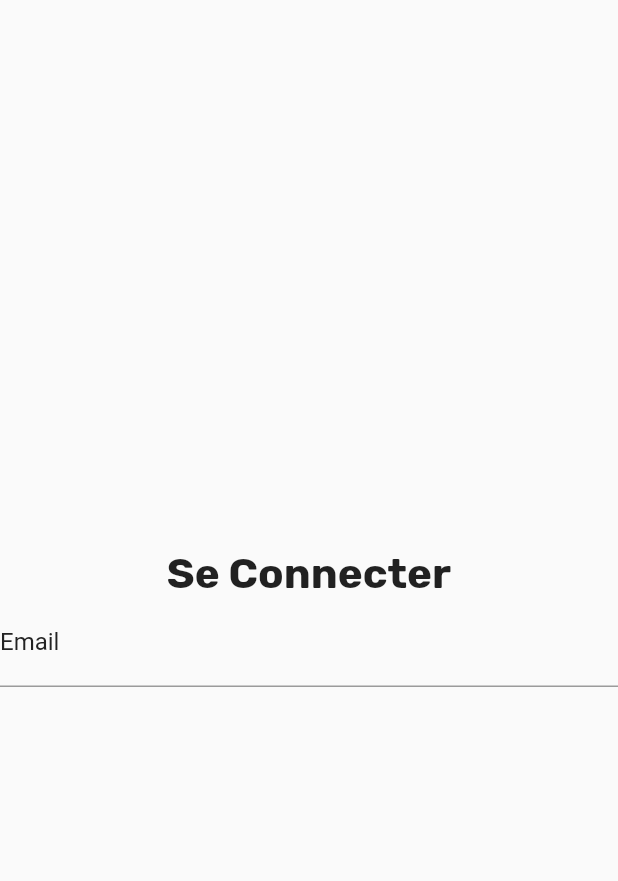
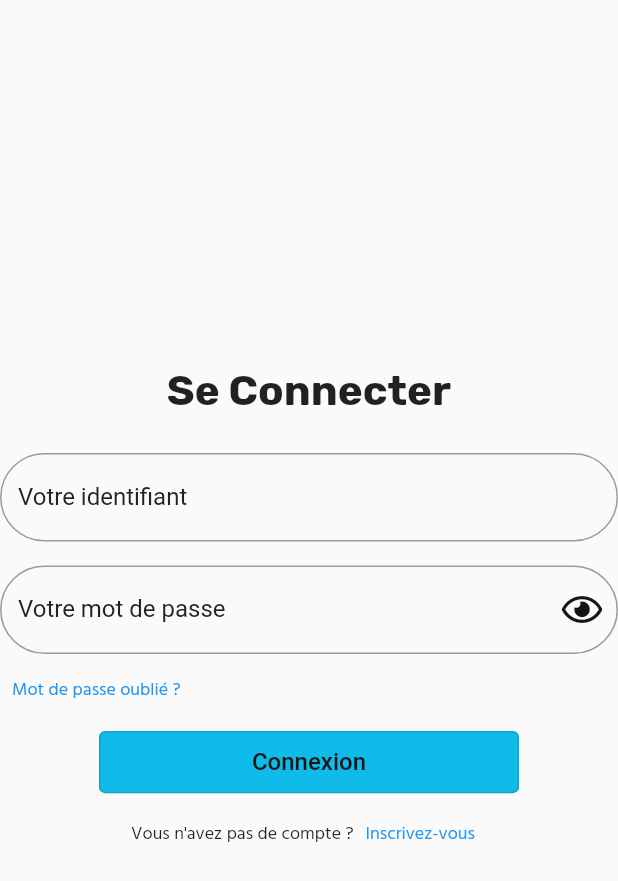
Before and after one commit to Leo-Teixeira/exeo, a Flutter app: the screen it shows after launch, on a phone screen of 412 x 824 dp. Shown: the top 881 px of the screen. Run offline on Flutter 3.47's test engine with Material 2 defaults, Android fonts, the phone set to English and light mode, and no system bars; our stand-ins replace flutter_riverpod, fluttericon; Roboto replaces fonts that are missing (HindMaduraiMedium).

Commit message:
design page connection

```diff
--- a/lib/screens/login.dart
+++ b/lib/screens/login.dart
@@ -2,6 +2,7 @@ import 'package:exeo/services/constant.dart';
 import 'package:flutter/material.dart';
 import 'package:flutter/src/widgets/framework.dart';
 import 'package:flutter_riverpod/flutter_riverpod.dart';
+import 'package:fluttericon/font_awesome5_icons.dart';
 
 class LoginPage extends ConsumerWidget {
   final GlobalKey<FormState> _loginKey = GlobalKey();
@@ -24,6 +25,10 @@ class LoginPage extends ConsumerWidget {
               const Text(
                 "Se Connecter",
                 style: TextStyle(fontFamily: fontRubikBold, fontSize: 28),
+              ),
+              const Divider(
+                height: 25,
+                color: coulWhite,
               ),
               Form(
                 key: _loginKey,
@@ -50,6 +55,18 @@ class LoginPage extends ConsumerWidget {
                           fontSize: 16,
                         ),
                         decoration: InputDecoration(
+                          border: OutlineInputBorder(
+                            borderSide: const BorderSide(
+                              width: 1,
+                              color: coulGrey,
+                            ),
+                            borderRadius: BorderRadius.circular(30.0),
+                          ),
+                          hintText: "PlaceHolder",
+                          hintStyle: const TextStyle(
+                            fontFamily: fontHindMaduraiMedium,
+                            fontSize: 16,
+                          ),
                           focusedBorder: OutlineInputBorder(
                             borderSide: const BorderSide(
                               width: 1,
@@ -62,8 +79,118 @@ class LoginPage extends ConsumerWidget {
                             fontFamily: fontHindMaduraiMedium,
                             fontSize: 16,
                           ),
-                          labelText: "Email",
+                          labelText: "Votre identifiant",
                         ),
+                      ),
+                      const Divider(color: coulWhite),
+                      Column(
+                        crossAxisAlignment: CrossAxisAlignment.start,
+                        children: [
+                          TextFormField(
+                            // autofillHints: const [AutofillHints.email],
+                            textInputAction: TextInputAction.next,
+                            focusNode: password,
+                            onFieldSubmitted: (term) {
+                              identifiant.unfocus();
+                              FocusScope.of(context).requestFocus(password);
+                            },
+                            validator: (value) {
+                              if (value == null || value.isEmpty) {
+                                return 'Le champ ne doit pas être vide';
+                              }
+                              return null;
+                            },
+                            controller: passwordController,
+                            style: const TextStyle(
+                              fontFamily: fontHindMaduraiMedium,
+                              fontSize: 16,
+                            ),
+                            decoration: InputDecoration(
+                              border: OutlineInputBorder(
+                                borderSide: const BorderSide(
+                                  width: 1,
+                                  color: coulGrey,
+                                ),
+                                borderRadius: BorderRadius.circular(30.0),
+                              ),
+                              hintText: "PlaceHolder",
+                              hintStyle: const TextStyle(
+                                fontFamily: fontHindMaduraiMedium,
+                                fontSize: 16,
+                              ),
+                              suffixIcon: const Icon(
+                                FontAwesome5.eye,
+                                color: coulBlack,
+                              ),
+                              focusedBorder: OutlineInputBorder(
+                                borderSide: const BorderSide(
+                                  width: 1,
+                                  color: coulGrey,
+                                ),
+                                borderRadius: BorderRadius.circular(30.0),
+                              ),
+                              labelStyle: const TextStyle(
+                                color: coulGrey,
+                                fontFamily: fontHindMaduraiMedium,
+                                fontSize: 16,
+                              ),
+                              labelText: "Votre mot de passe",
+                            ),
+                          ),
+                          TextButton(
+                            onPressed: () {},
+                            child: const Text(
+                              "Mot de passe oublié ?",
+                              style: TextStyle(
+                                  fontFamily: fontHindMaduraiRegular,
+                                  fontSize: 12),
+                            ),
+                          ),
+                        ],
+                      ),
+                      OutlinedButton(
+                        onPressed: () {},
+                        style: ButtonStyle(
+                          backgroundColor:
+                              MaterialStateProperty.all<Color?>(coulCiel),
+                          minimumSize: MaterialStateProperty.all<Size?>(
+                            const Size(280.0, 40.0),
+                          ),
+                          padding:
+                              MaterialStateProperty.all<EdgeInsetsGeometry?>(
+                            const EdgeInsets.fromLTRB(2.25, 11.25, 2.25, 11.25),
+                          ),
+                        ),
+                        child: const Text(
+                          "Connexion",
+                          style: TextStyle(
+                            color: coulBlack,
+                            fontFamily: fontHindMaduraiMedium,
+                            fontSize: 16,
+                          ),
+                        ),
+                      ),
+                      Row(
+                        mainAxisAlignment: MainAxisAlignment.center,
+                        children: [
+                          const Text(
+                            "Vous n'avez pas de compte ?",
+                            style: TextStyle(
+                              fontFamily: fontHindMaduraiRegular,
+                              fontSize: 12,
+                            ),
+                          ),
+                          TextButton(
+                            onPressed: () {},
+                            child: const Text(
+                              "Inscrivez-vous",
+                              style: TextStyle(
+                                fontFamily: fontHindMaduraiRegular,
+                                fontSize: 12,
+                              ),
+                            ),
+                          )
+                        ],
                       )
                     ],
                   ),
```
